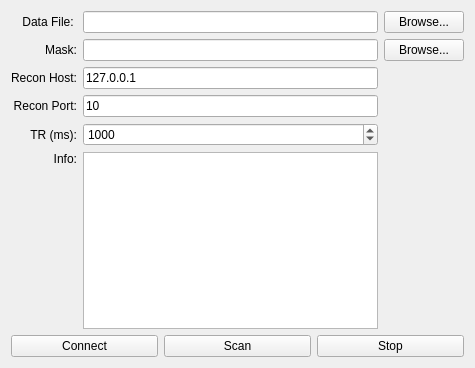
Above: API/VirtualMriConsole/mainwindow.ui from MR-algorithms/YAP before the change. Below: the same form after it.
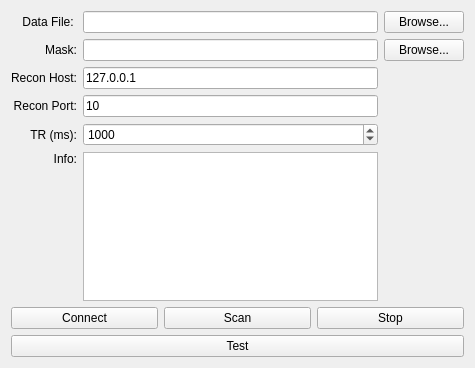
That is the form after the change.

```diff
--- a/API/VirtualMriConsole/mainwindow.ui
+++ b/API/VirtualMriConsole/mainwindow.ui
@@ -155,6 +155,13 @@
       </item>
      </layout>
     </item>
+    <item row="1" column="0">
+     <widget class="QPushButton" name="testButton">
+      <property name="text">
+       <string>Test</string>
+      </property>
+     </widget>
+    </item>
    </layout>
   </widget>
  </widget>
```
